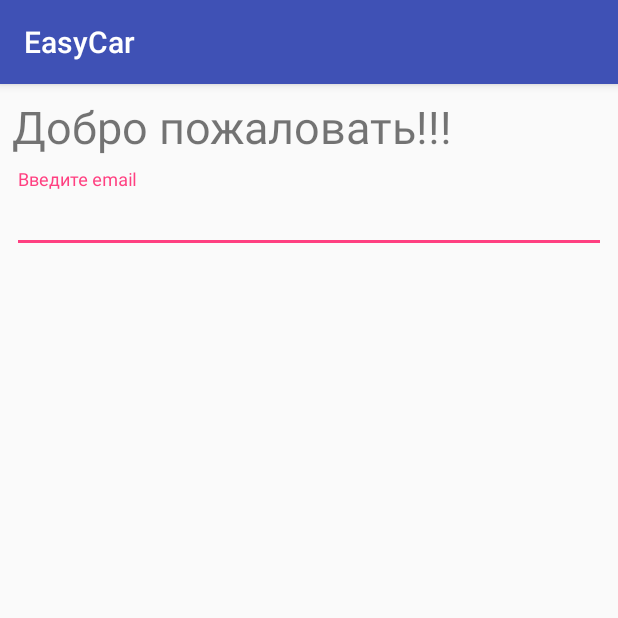
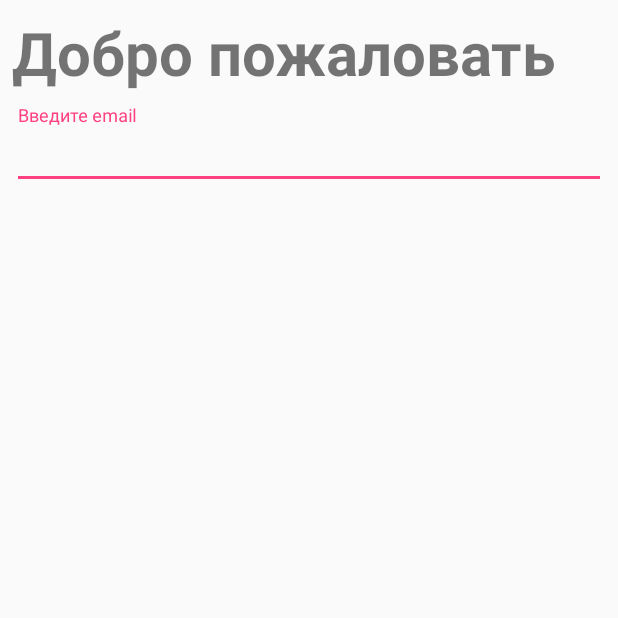
Before and after one commit to whitejoker87/EasyCar, an Android app: the screen it shows after launch (MainActivity), on a phone screen of 412 x 824 dp, the top half of it. Run offline under Robolectric (Android 15) with nearby library versions, the phone set to English and light mode, and no system bars; our stand-ins replace ButterKnife.

Commit message:
Закончил окно авторизации

```diff
--- a/app/src/main/res/layout/fragment_login.xml
+++ b/app/src/main/res/layout/fragment_login.xml
@@ -16,7 +16,8 @@
         android:layout_marginEnd="8dp"
         android:text="@string/hello_blank_fragment"
         android:textColorLink="@color/colorPrimary"
-        android:textSize="30sp"
+        android:textSize="40sp"
+        android:textStyle="bold"
         app:layout_constraintEnd_toEndOf="parent"
         app:layout_constraintStart_toStartOf="parent"
         app:layout_constraintTop_toTopOf="parent" />
@@ -29,32 +30,31 @@
         android:layout_marginStart="8dp"
         android:layout_marginTop="8dp"
         android:layout_marginEnd="8dp"
+        app:errorEnabled="true"
         app:layout_constraintEnd_toEndOf="parent"
         app:layout_constraintStart_toStartOf="parent"
-        app:layout_constraintTop_toBottomOf="@+id/tvWelcome"
-        app:errorEnabled="true">
+        app:layout_constraintTop_toBottomOf="@+id/tvWelcome">
 
         <android.support.design.widget.TextInputEditText
             android:id="@+id/etEmail"
-            android:inputType="textEmailAddress"
             android:layout_width="match_parent"
             android:layout_height="wrap_content"
+            android:ems="10"
             android:hint="Введите email"
-            android:ems="10"/>
+            android:inputType="textEmailAddress" />
     </android.support.design.widget.TextInputLayout>
 
     <android.support.design.widget.TextInputLayout
         android:id="@+id/textInputLayoutPassword"
-        android:visibility="gone"
         android:layout_width="match_parent"
         android:layout_height="wrap_content"
         android:layout_marginStart="8dp"
-        android:layout_marginTop="8dp"
         android:layout_marginEnd="8dp"
+        android:visibility="gone"
+        app:errorEnabled="true"
         app:layout_constraintEnd_toEndOf="parent"
         app:layout_constraintStart_toStartOf="parent"
-        app:layout_constraintTop_toBottomOf="@+id/textInputLayoutEmail"
-        app:errorEnabled="true">
+        app:layout_constraintTop_toBottomOf="@+id/textInputLayoutEmail">
 
         <android.support.design.widget.TextInputEditText
             android:id="@+id/etPassword"
@@ -65,16 +65,15 @@
 
     <android.support.design.widget.TextInputLayout
         android:id="@+id/textInputLayoutConfirmPassword"
-        android:visibility="gone"
         android:layout_width="match_parent"
         android:layout_height="wrap_content"
         android:layout_marginStart="8dp"
-        android:layout_marginTop="8dp"
         android:layout_marginEnd="8dp"
+        android:visibility="gone"
+        app:errorEnabled="true"
         app:layout_constraintEnd_toEndOf="parent"
         app:layout_constraintStart_toStartOf="parent"
-        app:layout_constraintTop_toBottomOf="@+id/textInputLayoutPassword"
-        app:errorEnabled="true">
+        app:layout_constraintTop_toBottomOf="@+id/textInputLayoutPassword">
 
         <android.support.design.widget.TextInputEditText
             android:id="@+id/etConfirmPassword"
@@ -83,4 +82,30 @@
             android:hint="Подтвердите пароль" />
     </android.support.design.widget.TextInputLayout>
 
+    <TextView
+        android:id="@+id/tvLostPassword"
+        android:layout_width="wrap_content"
+        android:layout_height="wrap_content"
+        android:layout_marginStart="8dp"
+        android:text="Забыли пароль?"
+        android:textColor="@color/colorPrimary"
+        android:visibility="gone"
+        app:layout_constraintStart_toStartOf="parent"
+        app:layout_constraintTop_toBottomOf="@+id/textInputLayoutPassword"
+        tools:layout_editor_absoluteX="9dp"
+        tools:layout_editor_absoluteY="179dp" />
+
+    <Button
+        android:id="@+id/btnNext"
+        android:layout_width="0dp"
+        android:layout_height="wrap_content"
+        android:layout_marginStart="8dp"
+        android:layout_marginEnd="8dp"
+        android:layout_marginBottom="8dp"
+        android:text="Далее"
+        android:visibility="gone"
+        app:layout_constraintBottom_toBottomOf="parent"
+        app:layout_constraintEnd_toEndOf="parent"
+        app:layout_constraintStart_toStartOf="parent" />
+
 </android.support.constraint.ConstraintLayout>
--- a/app/src/main/res/values/strings.xml
+++ b/app/src/main/res/values/strings.xml
@@ -2,7 +2,7 @@
     <string name="app_name">EasyCar</string>
 
     <!-- TODO: Remove or change this placeholder text -->
-    <string name="hello_blank_fragment">Добро пожаловать!!!</string>
+    <string name="hello_blank_fragment">Добро пожаловать</string>
     <string name="title_activity_orders">OrdersActivity</string>
     <string name="title_home">Home</string>
     <string name="title_dashboard">Dashboard</string>
--- a/app/src/main/res/values/styles.xml
+++ b/app/src/main/res/values/styles.xml
@@ -1,7 +1,7 @@
 <resources>
 
     <!-- Base application theme. -->
-    <style name="AppTheme" parent="Theme.AppCompat.Light.DarkActionBar">
+    <style name="AppTheme" parent="Theme.AppCompat.Light.NoActionBar">
         <!-- Customize your theme here. -->
         <item name="colorPrimary">@color/colorPrimary</item>
         <item name="colorPrimaryDark">@color/colorPrimaryDark</item>
```
Also changed, not shown: app/src/main/java/ru/orehovai/easycar/ui/LoginFragment.java (+40 -9 lines).
